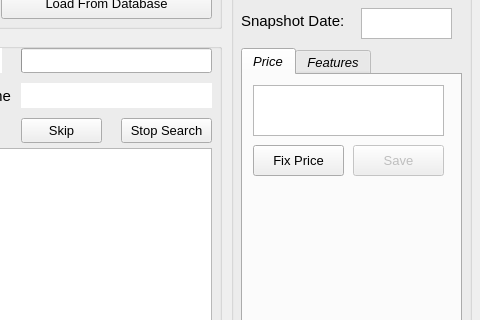
trthanhquang/wayback-data-collector, file louis-html-analyzer/snapshotCompare.ui: the form before one commit; both pictures show x 169 to 649 and y 122 to 442 of the 649 by 544 pixel window.
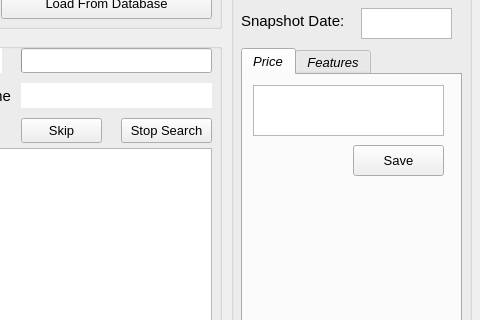
The form after the commit. The open tabs and pages were chosen to show the change.

Commit message: Y/N Confirmation Question

```diff
--- a/louis-html-analyzer/snapshotCompare.ui
+++ b/louis-html-analyzer/snapshotCompare.ui
@@ -807,7 +807,7 @@
      </widget>
      <widget class="QPushButton" name="reportSavePriceButton">
       <property name="enabled">
-       <bool>false</bool>
+       <bool>true</bool>
       </property>
       <property name="geometry">
        <rect>
@@ -827,25 +827,6 @@
        <string>Save</string>
       </property>
      </widget>
-     <widget class="QPushButton" name="reportFixPriceButton">
-      <property name="geometry">
-       <rect>
-        <x>10</x>
-        <y>70</y>
-        <width>91</width>
-        <height>31</height>
-       </rect>
-      </property>
-      <property name="font">
-       <font>
-        <italic>false</italic>
-        <underline>false</underline>
-       </font>
-      </property>
-      <property name="text">
-       <string>Fix Price</string>
-      </property>
-     </widget>
     </widget>
     <widget class="QWidget" name="featureTab">
      <attribute name="title">
```
Left out of the diff: 24 changed lines with no effect on the pictures. The commit also changes 1 other file.
